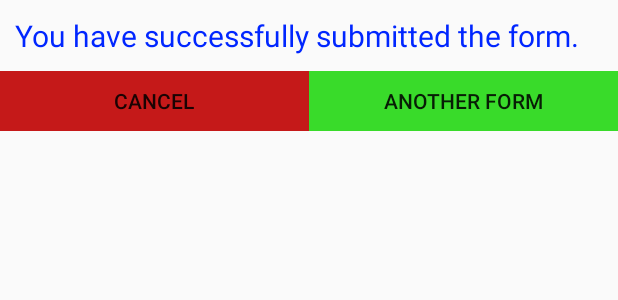
After one commit to yash-15/COP290, an Android app: the layout window.xml on its own in the app's theme, with its tools: preview values and no code run, on a phone screen of 412 x 824 dp. The commit adds this screen. Shown: the top 300 px of the screen. Run offline under Robolectric (Android 15) with nearby library versions, the phone set to English and light mode, and no system bars.

Commit message:
1. Pop out window Addition. 2. Layout of Pop out window.

```diff
--- a/A0-Registration/app/src/main/java/spycoders/cop290registration/MainActivity.java
+++ b/A0-Registration/app/src/main/java/spycoders/cop290registration/MainActivity.java
@@ -3,6 +3,7 @@ package spycoders.cop290registration;
 import android.animation.Animator;
 import android.animation.AnimatorListenerAdapter;
 import android.annotation.TargetApi;
+import android.app.Dialog;
 import android.app.LoaderManager.LoaderCallbacks;
 import android.content.CursorLoader;
 import android.content.Loader;
@@ -233,8 +234,17 @@ public class MainActivity extends AppCompatActivity implements LoaderCallbacks<C
         }
     }
 
+    public void PopoutWindow() {
+        final Dialog wind = new Dialog(this);
+        wind.setContentView(R.layout.window);
+        wind.setTitle("SUCCESS");
+        wind.show();
+    }
+
     private View.OnClickListener onBut=new View.OnClickListener() {
         public void onClick(View v) {
+
+            PopoutWindow();
 
             String url= "http://agni.iitd.ernet.in/cop290/assign0/register/";
             try{
--- /dev/null
+++ b/A0-Registration/app/src/main/res/layout/window.xml
@@ -0,0 +1,37 @@
+<?xml version="1.0" encoding="utf-8"?>
+<RelativeLayout
+    xmlns:android="http://schemas.android.com/apk/res/android"
+    android:layout_width="match_parent"
+    android:layout_height="wrap_content">
+
+    <TextView
+        android:id="@+id/dialog_info"
+        android:layout_width="match_parent"
+        android:layout_height="wrap_content"
+        android:padding="10dp"
+        android:text="You have successfully submitted the form."
+        android:textColor="#0026ff"
+        android:textSize="20dp" />
+
+    <LinearLayout
+        android:layout_width="match_parent"
+        android:layout_height="40dp"
+        android:layout_below="@id/dialog_info">
+
+        <Button
+            android:id="@+id/dialog_cancel"
+            android:layout_width="0dp"
+            android:layout_height="match_parent"
+            android:layout_weight="0.50"
+            android:background="#c51919"
+            android:text="Cancel"/>
+
+        <Button
+            android:id="@+id/dialog_ok"
+            android:layout_width="0dp"
+            android:layout_height="match_parent"
+            android:layout_weight="0.50"
+            android:background="#39db2a"
+            android:text="ANOTHER FORM"/>
+    </LinearLayout>
+</RelativeLayout>
```
